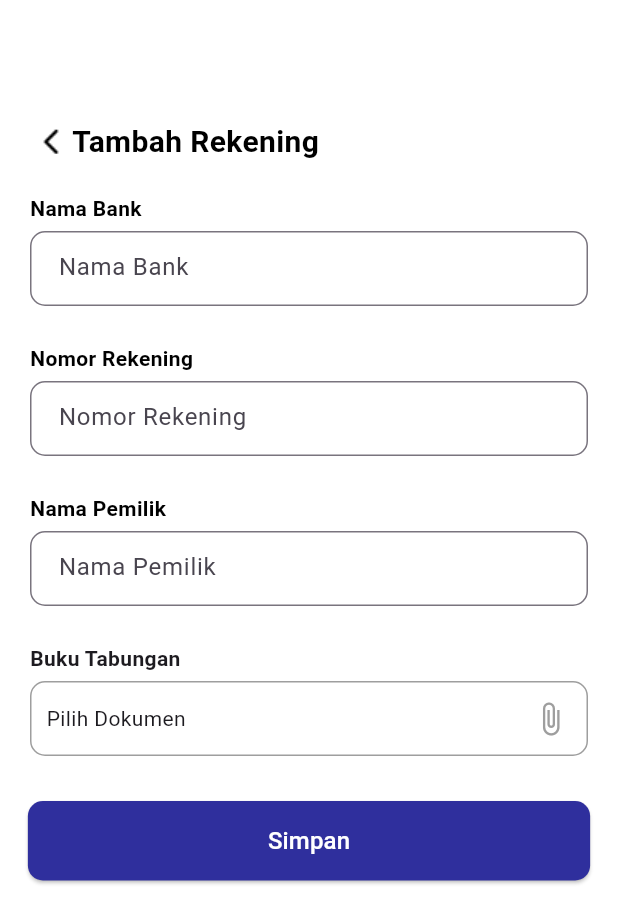
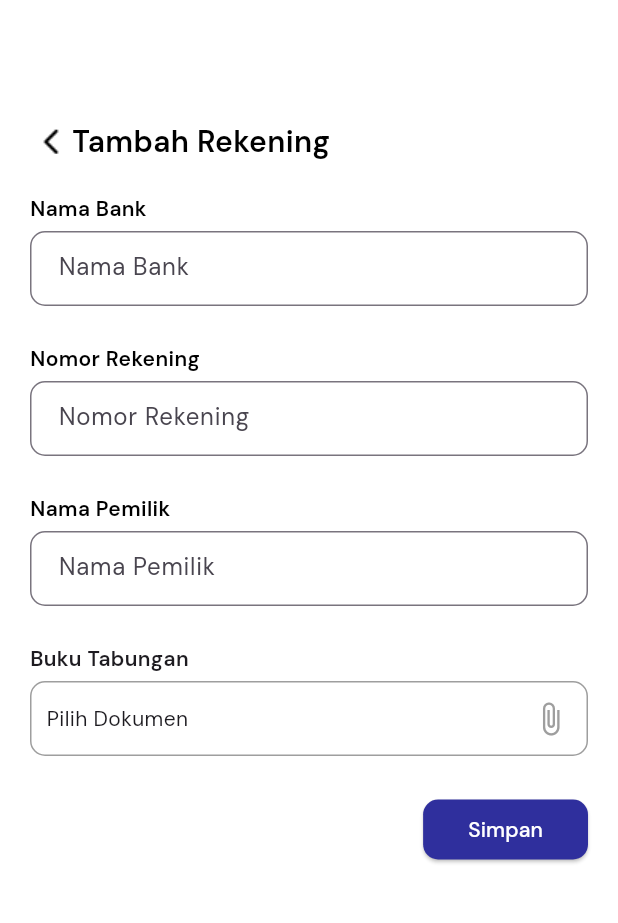
Before and after one commit to ssscholastica/e-Tuntas, a Flutter app: the addBank screen opened directly, on a phone screen of 412 x 824 dp. Shown: the top 923 px of the screen. Run offline on Flutter 3.47's test engine with Material 3 defaults, Android fonts, the phone set to English and light mode, and no system bars; our stand-ins replace dropdown_search, file_picker, google_fonts, open_file.

Commit message:
Add Bank

```diff
--- a/lib/home.dart
+++ b/lib/home.dart
@@ -4,6 +4,7 @@ import 'package:etuntas/pengajuan-santunan/pengajuanSantunan.dart';
 import 'package:etuntas/persyaratan/persyaratan.dart';
 import 'package:etuntas/rekening/addBank.dart';
 import 'package:etuntas/pertanyaan-umum/pertanyaan-umum.dart';
+import 'package:etuntas/rekening/bank.dart';
 import 'package:flutter/material.dart';
 
 class Home extends StatefulWidget {
@@ -191,7 +192,7 @@ class _HomeState extends State<Home> {
                   onTap: () {
                     Navigator.push(
                       context,
-                      MaterialPageRoute(builder: (context) => addBank()),
+                      MaterialPageRoute(builder: (context) => Bank()),
                     );
                   },
                   child: buildImageBox(
--- a/lib/main.dart
+++ b/lib/main.dart
@@ -1,6 +1,6 @@
 import 'package:etuntas/home.dart';
 import 'package:flutter/material.dart';
-// import 'package:google_fonts/google_fonts.dart';
+import 'package:google_fonts/google_fonts.dart';
 
 void main() {
   runApp(MyApp());
@@ -13,6 +13,9 @@ class MyApp extends StatelessWidget {
   Widget build(BuildContext context) {
     return MaterialApp(
       debugShowCheckedModeBanner: false,
+      theme: ThemeData(
+        textTheme: GoogleFonts.dmSansTextTheme(),
+      ),
       home: Home(),
     );
   }
--- a/lib/rekening/addBank.dart
+++ b/lib/rekening/addBank.dart
@@ -1,7 +1,7 @@
 
 import 'dart:io';
 
-import 'package:etuntas/profile/profile.dart';
+import 'package:etuntas/rekening/bank.dart';
 import 'package:file_picker/file_picker.dart';
 import 'package:flutter/material.dart';
 import 'package:open_file/open_file.dart';
@@ -111,12 +111,24 @@ class _UploadDokumenState extends State<_UploadDokumen> {
 }
 
 class _addBankState extends State<addBank> {
-  @override
   void initState() {
     super.initState();
   }
 
-  Widget buildJudul(String judul, String hint) {
+  final TextEditingController namaBankController = TextEditingController();
+  final TextEditingController noRekController = TextEditingController();
+  final TextEditingController namaPemilikController = TextEditingController();
+  String? _uploadedFileName;
+
+  @override
+  void dispose() {
+    namaBankController.dispose();
+    noRekController.dispose();
+    namaPemilikController.dispose();
+    super.dispose();
+  }
+
+  Widget buildJudul(String judul, String hint, TextEditingController controller) {
     return Column(
       crossAxisAlignment: CrossAxisAlignment.start,
       children: [
@@ -154,48 +166,18 @@ class _addBankState extends State<addBank> {
     );
   }
 
-  // Widget buildUploadDokumen() {
-  //   return Column(
-  //     crossAxisAlignment: CrossAxisAlignment.start,
-  //     children: [
-  //       Container(
-  //         alignment: Alignment.bottomLeft,
-  //         margin: const EdgeInsets.only(top: 20, left: 20),
-  //         child: const Text(
-  //           "Upload Dokumen",
-  //           style: TextStyle(
-  //             fontSize: 14,
-  //             color: Color(0XFF000000),
-  //             fontWeight: FontWeight.w600,
-  //           ),
-  //         ),
-  //       ),
-  //       Padding(
-  //         padding:
-  //             const EdgeInsets.only(left: 20, right: 20, top: 5, bottom: 5),
-  //         child: InkWell(
-  //           onTap: () {
-  //             // Tambahkan fungsi untuk memilih dan mengunggah dokumen
-  //           },
-  //           child: Container(
-  //             height: 50,
-  //             decoration: BoxDecoration(
-  //               border: Border.all(color: Colors.grey),
-  //               borderRadius: BorderRadius.circular(10),
-  //             ),
-  //             child: const Center(
-  //               child: Text(
-  //                 "Pilih Dokumen",
-  //                 style: TextStyle(fontSize: 14, color: Colors.grey),
-  //               ),
-  //             ),
-  //           ),
-  //         ),
-  //       ),
-  //     ],
-  //   );
-  // }
-
+  void _saveBankAccount() {
+    if (namaBankController.text.isNotEmpty &&
+        noRekController.text.isNotEmpty &&
+        namaPemilikController.text.isNotEmpty) {
+      Navigator.pop(context, {
+        'bankName': namaBankController.text,
+        'accountNumber': noRekController.text,
+        'accountOwner': namaPemilikController.text,
+        'file': _uploadedFileName ?? 'No file chosen'
+      });
+    }
+  }
 
   @override
   Widget build(BuildContext context) {
@@ -213,7 +195,7 @@ class _addBankState extends State<addBank> {
                       Navigator.push(
                         context,
                         MaterialPageRoute(
-                            builder: (context) => const Profile()),
+                            builder: (context) => const Bank()),
                       );
                     },
                     child: Image.asset(
@@ -234,24 +216,28 @@ class _addBankState extends State<addBank> {
                 ],
               ),
             ),
-            buildJudul("Nama Bank", 'Nama Bank'),
-            buildJudul("Nomor Rekening", 'Nomor Rekening'),
-            buildJudul("Nama Pemilik", "Nama Pemilik"),
+            buildJudul("Nama Bank", 'Nama Bank', namaBankController),
+            buildJudul("Nomor Rekening", 'Nomor Rekening', noRekController),
+            buildJudul("Nama Pemilik", "Nama Pemilik", namaPemilikController),
             uploadDokumen("Buku Tabungan"),
-            const SizedBox(height: 30),
-            ElevatedButton(
-              onPressed: () {
-                Navigator.pop(context);
-              },
+            const SizedBox(height: 25),
+            Padding(
+              padding: const EdgeInsets.only(right: 20),
+              child: Align(
+                alignment: Alignment.centerRight,
+                child: ElevatedButton(
+                  onPressed: _saveBankAccount,
                   style: ElevatedButton.styleFrom(
                       padding:
-                      const EdgeInsets.symmetric(horizontal: 160, vertical: 15),
+                          const EdgeInsets.symmetric(horizontal: 30, vertical: 10),
                       shape: RoundedRectangleBorder(
                         borderRadius: BorderRadius.circular(10),
                       ),
                       backgroundColor: const Color(0xFF2F2F9D)),
                   child: const Text("Simpan",
-                  style: TextStyle(color: Color(0xFFFFFFFF), fontSize: 16)),
+                      style: TextStyle(color: Color(0xFFFFFFFF), fontSize: 14)),
+                ),
+              ),
             ),
           ],
         ),
--- a/pubspec.yaml
+++ b/pubspec.yaml
@@ -15,6 +15,7 @@ dependencies:
   file_picker: ^8.0.0+1
   open_file: ^3.3.2
   fluttertoast: any
+  google_fonts: ^2.1.0
 
 dev_dependencies:
   flutter_test:
```
Also changed, not shown: lib/rekening/bank.dart (+109 -0 lines), assets/tambahBank.png (added), pubspec.lock, 1 other file. Lines whose indentation alone changed are shown as unchanged.
